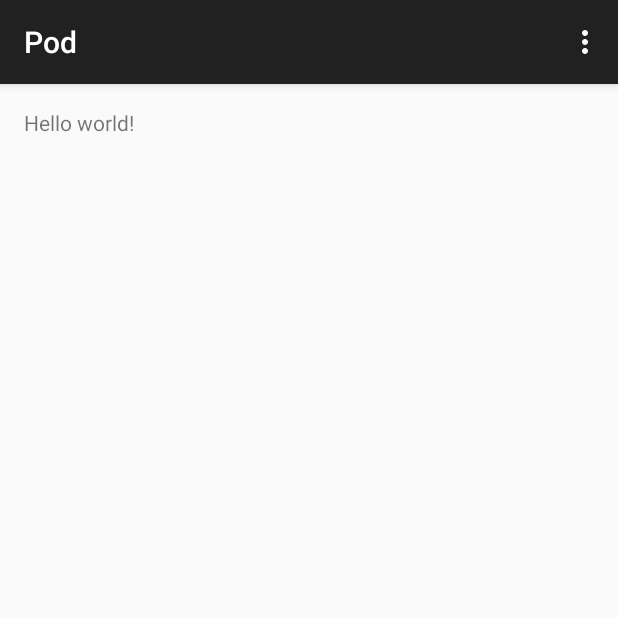
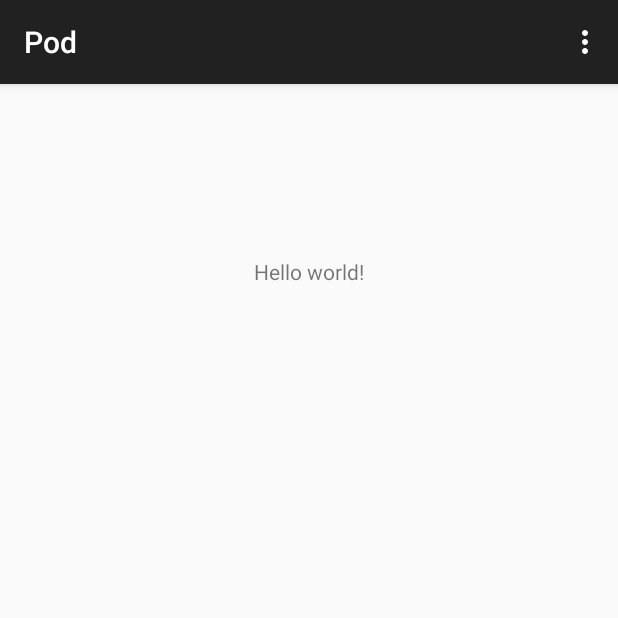
Before and after one commit to JackJasra/Pod, an Android app: the screen it shows after launch (MainActivity), on a phone screen of 412 x 824 dp, the top half of it. Run offline under Robolectric (Android 15) with nearby library versions, the light colour scheme and no system bars.

Commit message:
Ding Dong

```diff
--- a/app/src/main/res/layout/activity_main.xml
+++ b/app/src/main/res/layout/activity_main.xml
@@ -6,6 +6,9 @@
     android:paddingBottom="@dimen/activity_vertical_margin" tools:context=".MainActivity">
 
     <TextView android:text="@string/hello_world" android:layout_width="wrap_content"
-        android:layout_height="wrap_content" />
+        android:layout_height="wrap_content"
+        android:layout_alignParentTop="true"
+        android:layout_centerHorizontal="true"
+        android:layout_marginTop="99dp" />
 
 </RelativeLayout>
```
Also changed, not shown: 1 other file.
